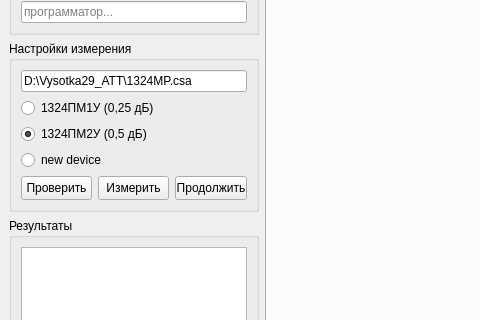
Above: mainwindow.ui from igrekus/att_measure_2 before the change; both pictures show x 0 to 480 and y 112 to 432 of the 1012 by 847 pixel window. Below: the same form after it.
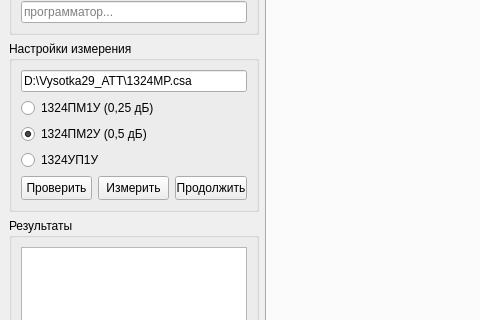
That is the form after the change.

Commit message: FEAT: add correct plot labels for 1324УП1У

```diff
--- a/mainwindow.ui
+++ b/mainwindow.ui
@@ -124,7 +124,7 @@
          <item>
           <widget class="QRadioButton" name="radioAmp">
            <property name="text">
-            <string>new device</string>
+            <string>1324УП1У</string>
            </property>
           </widget>
          </item>
```
The commit also changes 2 other files.
